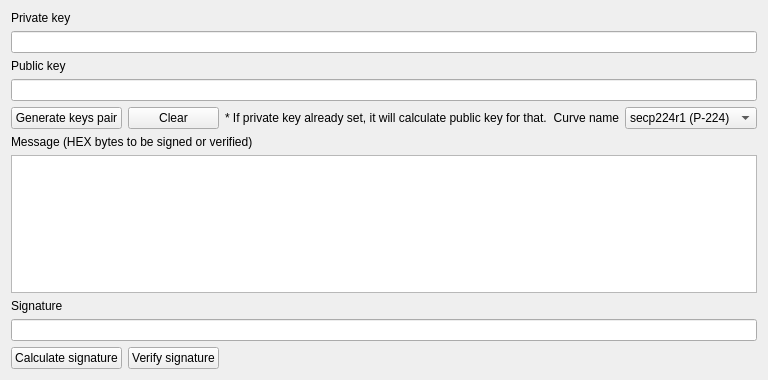
Above: ui/DSA/UiDsaSECP.ui from caffedrine/CryptoPocketKnife before the change. Below: the same form after it.
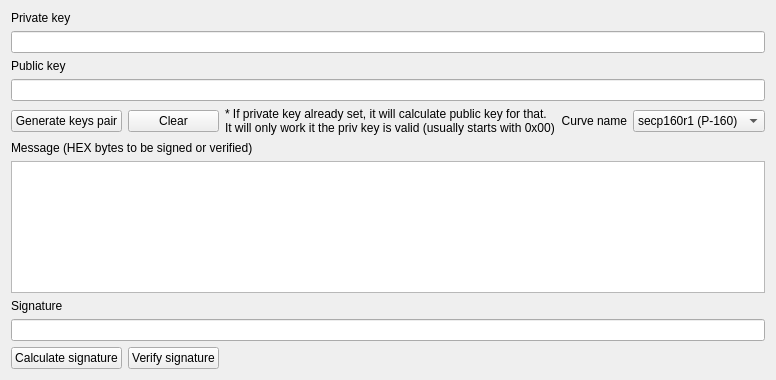
That is the form after the change.

Commit message: Addedd secp support

The edit to the form file:
```diff
--- a/ui/DSA/UiDsaSECP.ui
+++ b/ui/DSA/UiDsaSECP.ui
@@ -31,8 +31,13 @@
    <item row="4" column="4">
     <widget class="QComboBox" name="comboBox_AlgoName">
      <property name="currentText">
-      <string>secp521r1 (P-521)</string>
+      <string>secp160r1 (P-160)</string>
      </property>
+     <item>
+      <property name="text">
+       <string>secp160r1 (P-160)</string>
+      </property>
+     </item>
      <item>
       <property name="text">
        <string>secp224r1 (P-224)</string>
@@ -108,7 +113,8 @@
    <item row="4" column="2">
     <widget class="QLabel" name="label_22">
      <property name="text">
-      <string>* If private key already set, it will calculate public key for that.</string>
+      <string>* If private key already set, it will calculate public key for that.
+It will only work it the priv key is valid (usually starts with 0x00)</string>
      </property>
     </widget>
    </item>
```
Left out of the diff: 3 changed lines with no effect on the pictures. The commit also changes 10 other files.
